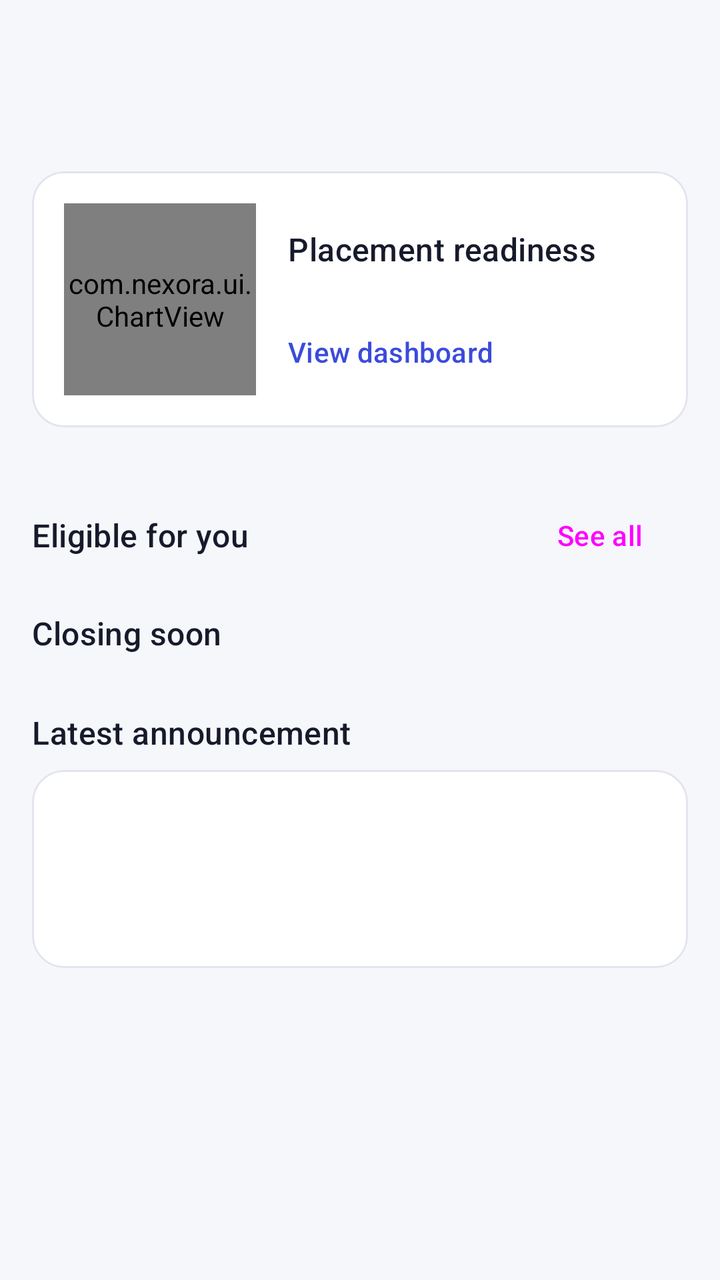
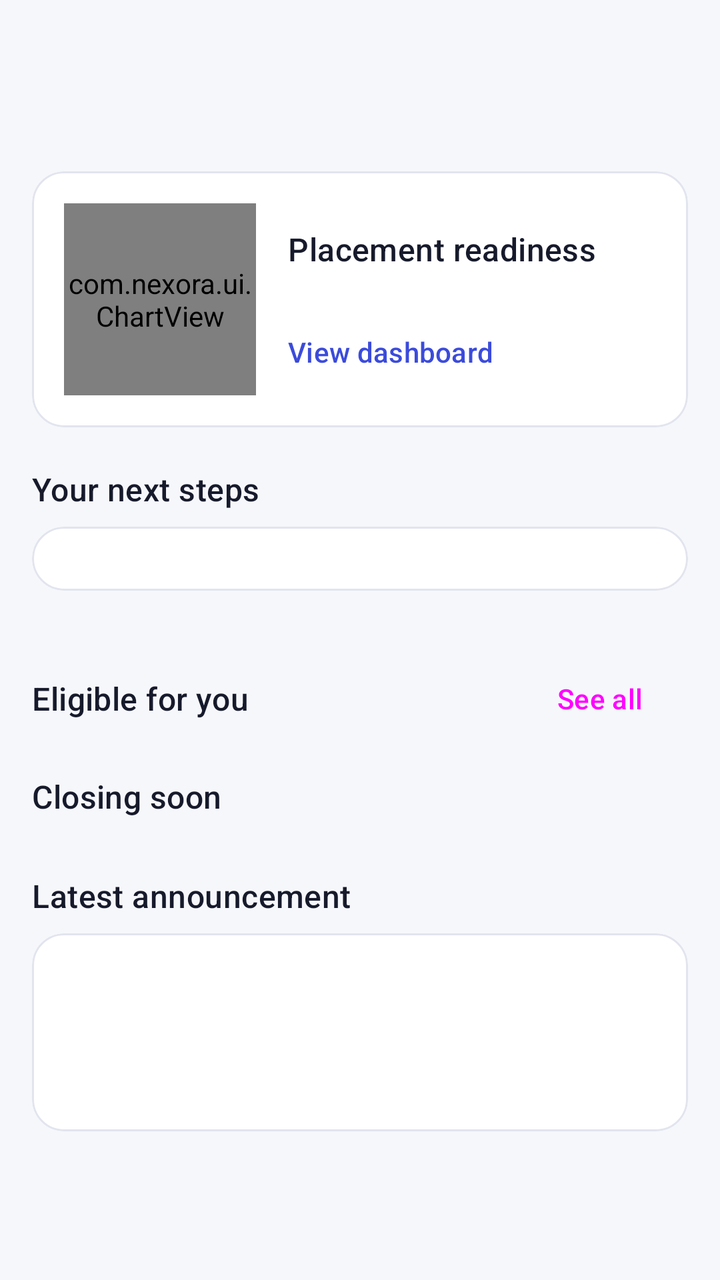

An Android layout rendered at two revisions. The XML below is the earlier revision; the diff shows what the commit changed to produce the second picture.
<!-- AndroidManifest.xml: application theme Theme.NEXORA -->
<!-- res/layout/fragment_home.xml -->
<?xml version="1.0" encoding="utf-8"?>
<FrameLayout xmlns:android="http://schemas.android.com/apk/res/android"
    xmlns:app="http://schemas.android.com/apk/res-auto"
    android:layout_width="match_parent"
    android:layout_height="match_parent">

    <androidx.core.widget.NestedScrollView
        android:id="@+id/content"
        android:layout_width="match_parent"
        android:layout_height="match_parent">

        <LinearLayout
            android:layout_width="match_parent"
            android:layout_height="wrap_content"
            android:orientation="vertical"
            android:padding="16dp">

            <TextView
                android:id="@+id/greeting"
                android:layout_width="match_parent"
                android:layout_height="wrap_content"
                android:textAppearance="@style/TextAppearance.Nexora.Display" />

            <TextView
                android:id="@+id/greeting_sub"
                android:layout_width="match_parent"
                android:layout_height="wrap_content"
                android:textAppearance="@style/TextAppearance.Nexora.Caption" />

            <com.google.android.material.card.MaterialCardView
                android:id="@+id/verify_card"
                style="@style/Widget.Nexora.Card.Tonal"
                android:layout_width="match_parent"
                android:layout_height="wrap_content"
                android:layout_marginTop="16dp"
                android:visibility="gone"
                app:cardBackgroundColor="@color/nx_warning_container">

                <LinearLayout
                    style="@style/Nexora.CardBody"
                    android:orientation="horizontal">

                    <ImageView
                        android:layout_width="24dp"
                        android:layout_height="24dp"
                        android:importantForAccessibility="no"
                        android:src="@drawable/ic_help"
                        app:tint="@color/nx_warning" />

                    <LinearLayout
                        android:layout_width="0dp"
                        android:layout_height="wrap_content"
                        android:layout_marginStart="12dp"
                        android:layout_weight="1"
                        android:orientation="vertical">

                        <TextView
                            android:id="@+id/verify_title"
                            android:layout_width="match_parent"
                            android:layout_height="wrap_content"
                            android:textAppearance="@style/TextAppearance.Nexora.Title"
                            android:textColor="@color/nx_warning" />

                        <TextView
                            android:id="@+id/verify_body"
                            android:layout_width="match_parent"
                            android:layout_height="wrap_content"
                            android:textAppearance="@style/TextAppearance.Nexora.Body" />

                        <Button
                            android:id="@+id/verify_action"
                            style="@style/Widget.Nexora.Button.Text"
                            android:layout_width="wrap_content"
                            android:layout_height="wrap_content"
                            android:layout_marginStart="-12dp"
                            android:text="@string/open_profile" />
                    </LinearLayout>
                </LinearLayout>
            </com.google.android.material.card.MaterialCardView>

            <com.google.android.material.card.MaterialCardView
                android:id="@+id/readiness_card"
                android:layout_width="match_parent"
                android:layout_height="wrap_content"
                android:layout_marginTop="16dp"
                android:clickable="true"
                android:focusable="true">

                <LinearLayout
                    style="@style/Nexora.CardBody"
                    android:gravity="center_vertical"
                    android:orientation="horizontal">

                    <com.nexora.ui.ChartView
                        android:id="@+id/readiness_ring"
                        android:layout_width="96dp"
                        android:layout_height="96dp" />

                    <LinearLayout
                        android:layout_width="0dp"
                        android:layout_height="wrap_content"
                        android:layout_marginStart="16dp"
                        android:layout_weight="1"
                        android:orientation="vertical">

                        <TextView
                            android:layout_width="wrap_content"
                            android:layout_height="wrap_content"
                            android:text="@string/placement_readiness"
                            android:textAppearance="@style/TextAppearance.Nexora.Title" />

                        <TextView
                            android:id="@+id/readiness_hint"
                            android:layout_width="match_parent"
                            android:layout_height="wrap_content"
                            android:layout_marginTop="4dp"
                            android:maxLines="3"
                            android:ellipsize="end"
                            android:textAppearance="@style/TextAppearance.Nexora.Body"
                            android:textColor="?attr/colorOnSurfaceVariant" />

                        <TextView
                            android:layout_width="wrap_content"
                            android:layout_height="wrap_content"
                            android:layout_marginTop="8dp"
                            android:text="@string/view_dashboard"
                            android:textAppearance="@style/TextAppearance.Material3.LabelLarge"
                            android:textColor="?attr/colorPrimary" />
                    </LinearLayout>
                </LinearLayout>
            </com.google.android.material.card.MaterialCardView>

            <LinearLayout
                android:layout_width="match_parent"
                android:layout_height="wrap_content"
                android:layout_marginTop="12dp"
                android:gravity="center_vertical"
                android:orientation="horizontal">

                <TextView
                    style="@style/Nexora.Section"
                    android:layout_width="0dp"
                    android:layout_weight="1"
                    android:text="@string/eligible_for_you" />

                <Button
                    android:id="@+id/see_all"
                    style="@style/Widget.Nexora.Button.Text"
                    android:layout_width="wrap_content"
                    android:layout_height="wrap_content"
                    android:layout_marginTop="12dp"
                    android:text="@string/see_all" />
            </LinearLayout>

            <androidx.recyclerview.widget.RecyclerView
                android:id="@+id/eligible_list"
                android:layout_width="match_parent"
                android:layout_height="wrap_content"
                android:clipToPadding="false"
                android:nestedScrollingEnabled="false" />

            <TextView
                android:id="@+id/eligible_empty"
                android:layout_width="match_parent"
                android:layout_height="wrap_content"
                android:textAppearance="@style/TextAppearance.Nexora.Caption"
                android:visibility="gone" />

            <TextView
                style="@style/Nexora.Section"
                android:text="@string/closing_soon" />

            <LinearLayout
                android:id="@+id/closing_list"
                android:layout_width="match_parent"
                android:layout_height="wrap_content"
                android:orientation="vertical" />

            <TextView
                android:id="@+id/closing_empty"
                android:layout_width="match_parent"
                android:layout_height="wrap_content"
                android:text="@string/nothing_closing"
                android:textAppearance="@style/TextAppearance.Nexora.Caption"
                android:visibility="gone" />

            <TextView
                style="@style/Nexora.Section"
                android:text="@string/latest_announcement" />

            <com.google.android.material.card.MaterialCardView
                android:id="@+id/announcement_card"
                android:layout_width="match_parent"
                android:layout_height="wrap_content"
                android:clickable="true"
                android:focusable="true">

                <LinearLayout style="@style/Nexora.CardBody">

                    <TextView
                        android:id="@+id/ann_title"
                        android:layout_width="match_parent"
                        android:layout_height="wrap_content"
                        android:textAppearance="@style/TextAppearance.Nexora.Title" />

                    <TextView
                        android:id="@+id/ann_body"
                        android:layout_width="match_parent"
                        android:layout_height="wrap_content"
                        android:layout_marginTop="4dp"
                        android:ellipsize="end"
                        android:maxLines="3"
                        android:textAppearance="@style/TextAppearance.Nexora.Body" />

                    <TextView
                        android:id="@+id/ann_time"
                        android:layout_width="match_parent"
                        android:layout_height="wrap_content"
                        android:layout_marginTop="6dp"
                        android:textAppearance="@style/TextAppearance.Nexora.Caption" />
                </LinearLayout>
            </com.google.android.material.card.MaterialCardView>
        </LinearLayout>
    </androidx.core.widget.NestedScrollView>

    <include
        android:id="@+id/state"
        layout="@layout/view_state" />
</FrameLayout>
<!-- res/layout/view_state.xml (included above) -->
<?xml version="1.0" encoding="utf-8"?>
<LinearLayout xmlns:android="http://schemas.android.com/apk/res/android"
    xmlns:app="http://schemas.android.com/apk/res-auto"
    android:layout_width="match_parent"
    android:layout_height="match_parent"
    android:gravity="center"
    android:orientation="vertical"
    android:padding="32dp"
    android:visibility="gone">

    <com.google.android.material.progressindicator.CircularProgressIndicator
        android:id="@+id/state_progress"
        android:layout_width="wrap_content"
        android:layout_height="wrap_content"
        android:contentDescription="@string/loading"
        android:indeterminate="true"
        app:trackCornerRadius="4dp" />

    <ImageView
        android:id="@+id/state_icon"
        android:layout_width="56dp"
        android:layout_height="56dp"
        android:background="@drawable/bg_circle"
        android:backgroundTint="?attr/colorSurfaceContainerHigh"
        android:importantForAccessibility="no"
        android:padding="14dp"
        app:tint="?attr/colorOnSurfaceVariant" />

    <TextView
        android:id="@+id/state_title"
        android:layout_width="wrap_content"
        android:layout_height="wrap_content"
        android:layout_marginTop="16dp"
        android:gravity="center"
        android:textAppearance="@style/TextAppearance.Nexora.Title" />

    <TextView
        android:id="@+id/state_message"
        android:layout_width="wrap_content"
        android:layout_height="wrap_content"
        android:layout_marginTop="6dp"
        android:gravity="center"
        android:maxWidth="320dp"
        android:textAppearance="@style/TextAppearance.Nexora.Caption" />

    <Button
        android:id="@+id/state_action"
        style="@style/Widget.Nexora.Button.Outlined"
        android:layout_width="wrap_content"
        android:layout_height="wrap_content"
        android:layout_marginTop="16dp"
        android:text="@string/retry" />
</LinearLayout>
<!-- resources referenced by this layout -->
<resources>
  <color name="nx_warning">#9A5B00</color>
  <color name="nx_warning_container">#FFEFD2</color>
  <!-- drawable ic_help (drawable) -->
  <?xml version="1.0" encoding="utf-8"?>
  <vector xmlns:android="http://schemas.android.com/apk/res/android"
      android:width="24dp" android:height="24dp" android:viewportWidth="24" android:viewportHeight="24"
      android:tint="?attr/colorControlNormal" android:autoMirrored="true">
      <path android:fillColor="@android:color/white" android:pathData="M11,18h2v-2h-2v2zM12,2C6.48,2 2,6.48 2,12s4.48,10 10,10 10,-4.48 10,-10S17.52,2 12,2zM12,20c-4.41,0 -8,-3.59 -8,-8s3.59,-8 8,-8 8,3.59 8,8 -3.59,8 -8,8zM12,6c-2.21,0 -4,1.79 -4,4h2c0,-1.1 0.9,-2 2,-2s2,0.9 2,2c0,2 -3,1.75 -3,5h2c0,-2.25 3,-2.5 3,-5 0,-2.21 -1.79,-4 -4,-4z" />
  </vector>
  <string name="closing_soon">Closing soon</string>
  <string name="eligible_for_you">Eligible for you</string>
  <string name="latest_announcement">Latest announcement</string>
  <string name="loading">Loading</string>
  <string name="nothing_closing">No eligible drives close in the next 7 days.</string>
  <string name="open_profile">Open profile</string>
  <string name="placement_readiness">Placement readiness</string>
  <string name="retry">Retry</string>
  <string name="see_all">See all</string>
  <string name="view_dashboard">View dashboard</string>
  <style name="TextAppearance.Nexora.Body" parent="TextAppearance.Material3.BodyMedium">
          <item name="android:textColor">?attr/colorOnSurface</item>
      </style>
  <style name="Widget.Nexora.Button.Text" parent="Widget.Material3.Button.TextButton" />
  <style name="Widget.Nexora.Card.Tonal">
          <item name="cardBackgroundColor">?attr/colorPrimaryContainer</item>
          <item name="strokeWidth">0dp</item>
      </style>
  <style name="Shape.Nexora.Small" parent="">
          <item name="cornerFamily">rounded</item>
          <item name="cornerSize">10dp</item>
      </style>
  <color name="nx_primary">#3B4BDB</color>
  <color name="nx_on_primary">#FFFFFF</color>
  <color name="nx_primary_container">#E0E3FF</color>
  <color name="nx_on_primary_container">#0B1680</color>
  <color name="nx_secondary">#0E8F72</color>
  <color name="nx_on_secondary">#FFFFFF</color>
  <color name="nx_secondary_container">#C9F2E4</color>
  <color name="nx_on_secondary_container">#00382B</color>
  <color name="nx_background">#F6F7FB</color>
  <color name="nx_on_surface">#161A2B</color>
  <color name="nx_on_surface_variant">#555B70</color>
  <color name="nx_surface_variant">#ECEEF6</color>
  <color name="nx_outline">#9EA3B5</color>
  <color name="nx_outline_variant">#E2E4EE</color>
  <color name="nx_surface_lowest">#FFFFFF</color>
  <color name="nx_surface_low">#F1F2F8</color>
  <color name="nx_surface_container">#ECEEF5</color>
  <color name="nx_surface_high">#E6E8F1</color>
  <color name="nx_surface_highest">#E0E2EC</color>
  <color name="nx_error">#BA1A1A</color>
  <color name="nx_on_error">#FFFFFF</color>
  <color name="nx_error_container">#FFDAD6</color>
  <style name="Shape.Nexora.Medium" parent="">
          <item name="cornerFamily">rounded</item>
          <item name="cornerSize">16dp</item>
      </style>
  <style name="Shape.Nexora.Large" parent="">
          <item name="cornerFamily">rounded</item>
          <item name="cornerSize">24dp</item>
      </style>
  <style name="Widget.Nexora.Chip" parent="Widget.Material3.Chip.Filter">
          <item name="chipMinTouchTargetSize">48dp</item>
      </style>
  <style name="Widget.Nexora.BottomNav" parent="Widget.Material3.BottomNavigationView">
          <item name="backgroundTint">?attr/colorSurfaceContainerLowest</item>
      </style>
  <style name="Widget.Nexora.Toolbar" parent="Widget.Material3.Toolbar">
          <item name="titleTextAppearance">@style/TextAppearance.Nexora.Headline</item>
      </style>
  <style name="TextAppearance.Nexora.Headline" parent="TextAppearance.Material3.TitleLarge">
          <item name="android:fontFamily">sans-serif-medium</item>
      </style>
  <!-- unchanged entries left out for length: 11 -->
</resources>

<!-- the commit's change to res/layout/fragment_home.xml (unified diff, before → after) -->
@@ -27,56 +27,6 @@
                 android:layout_height="wrap_content"
                 android:textAppearance="@style/TextAppearance.Nexora.Caption" />
 
-            <com.google.android.material.card.MaterialCardView
-                android:id="@+id/verify_card"
-                style="@style/Widget.Nexora.Card.Tonal"
-                android:layout_width="match_parent"
-                android:layout_height="wrap_content"
-                android:layout_marginTop="16dp"
-                android:visibility="gone"
-                app:cardBackgroundColor="@color/nx_warning_container">
-
-                <LinearLayout
-                    style="@style/Nexora.CardBody"
-                    android:orientation="horizontal">
-
-                    <ImageView
-                        android:layout_width="24dp"
-                        android:layout_height="24dp"
-                        android:importantForAccessibility="no"
-                        android:src="@drawable/ic_help"
-                        app:tint="@color/nx_warning" />
-
-                    <LinearLayout
-                        android:layout_width="0dp"
-                        android:layout_height="wrap_content"
-                        android:layout_marginStart="12dp"
-                        android:layout_weight="1"
-                        android:orientation="vertical">
-
-                        <TextView
-                            android:id="@+id/verify_title"
-                            android:layout_width="match_parent"
-                            android:layout_height="wrap_content"
-                            android:textAppearance="@style/TextAppearance.Nexora.Title"
-                            android:textColor="@color/nx_warning" />
-
-                        <TextView
-                            android:id="@+id/verify_body"
-                            android:layout_width="match_parent"
-                            android:layout_height="wrap_content"
-                            android:textAppearance="@style/TextAppearance.Nexora.Body" />
-
-                        <Button
-                            android:id="@+id/verify_action"
-                            style="@style/Widget.Nexora.Button.Text"
-                            android:layout_width="wrap_content"
-                            android:layout_height="wrap_content"
-                            android:layout_marginStart="-12dp"
-                            android:text="@string/open_profile" />
-                    </LinearLayout>
-                </LinearLayout>
-            </com.google.android.material.card.MaterialCardView>
 
             <com.google.android.material.card.MaterialCardView
                 android:id="@+id/readiness_card"
@@ -127,6 +77,35 @@
                             android:textAppearance="@style/TextAppearance.Material3.LabelLarge"
                             android:textColor="?attr/colorPrimary" />
                     </LinearLayout>
+                </LinearLayout>
+            </com.google.android.material.card.MaterialCardView>
+
+            
+            <TextView
+                style="@style/Nexora.Section"
+                android:text="@string/next_steps" />
+
+            <com.google.android.material.card.MaterialCardView
+                android:layout_width="match_parent"
+                android:layout_height="wrap_content">
+
+                <LinearLayout
+                    style="@style/Nexora.CardBody"
+                    android:paddingVertical="8dp">
+
+                    <TextView
+                        android:id="@+id/actions_note"
+                        android:layout_width="match_parent"
+                        android:layout_height="wrap_content"
+                        android:paddingVertical="4dp"
+                        android:textAppearance="@style/TextAppearance.Nexora.Caption"
+                        android:visibility="gone" />
+
+                    <LinearLayout
+                        android:id="@+id/actions_list"
+                        android:layout_width="match_parent"
+                        android:layout_height="wrap_content"
+                        android:orientation="vertical" />
                 </LinearLayout>
             </com.google.android.material.card.MaterialCardView>
 
<!-- resource entries referenced after the edit -->
@@ -1,20 +1,11 @@
 <!-- resources referenced by this layout -->
 <resources>
-  <color name="nx_warning">#9A5B00</color>
-  <color name="nx_warning_container">#FFEFD2</color>
-  <!-- drawable ic_help (drawable) -->
-  <?xml version="1.0" encoding="utf-8"?>
-  <vector xmlns:android="http://schemas.android.com/apk/res/android"
-      android:width="24dp" android:height="24dp" android:viewportWidth="24" android:viewportHeight="24"
-      android:tint="?attr/colorControlNormal" android:autoMirrored="true">
-      <path android:fillColor="@android:color/white" android:pathData="M11,18h2v-2h-2v2zM12,2C6.48,2 2,6.48 2,12s4.48,10 10,10 10,-4.48 10,-10S17.52,2 12,2zM12,20c-4.41,0 -8,-3.59 -8,-8s3.59,-8 8,-8 8,3.59 8,8 -3.59,8 -8,8zM12,6c-2.21,0 -4,1.79 -4,4h2c0,-1.1 0.9,-2 2,-2s2,0.9 2,2c0,2 -3,1.75 -3,5h2c0,-2.25 3,-2.5 3,-5 0,-2.21 -1.79,-4 -4,-4z" />
-  </vector>
   <string name="closing_soon">Closing soon</string>
   <string name="eligible_for_you">Eligible for you</string>
   <string name="latest_announcement">Latest announcement</string>
   <string name="loading">Loading</string>
+  <string name="next_steps">Your next steps</string>
   <string name="nothing_closing">No eligible drives close in the next 7 days.</string>
-  <string name="open_profile">Open profile</string>
   <string name="placement_readiness">Placement readiness</string>
   <string name="retry">Retry</string>
   <string name="see_all">See all</string>
@@ -23,10 +14,6 @@
           <item name="android:textColor">?attr/colorOnSurface</item>
       </style>
   <style name="Widget.Nexora.Button.Text" parent="Widget.Material3.Button.TextButton" />
-  <style name="Widget.Nexora.Card.Tonal">
-          <item name="cardBackgroundColor">?attr/colorPrimaryContainer</item>
-          <item name="strokeWidth">0dp</item>
-      </style>
   <style name="Shape.Nexora.Small" parent="">
           <item name="cornerFamily">rounded</item>
           <item name="cornerSize">10dp</item>
